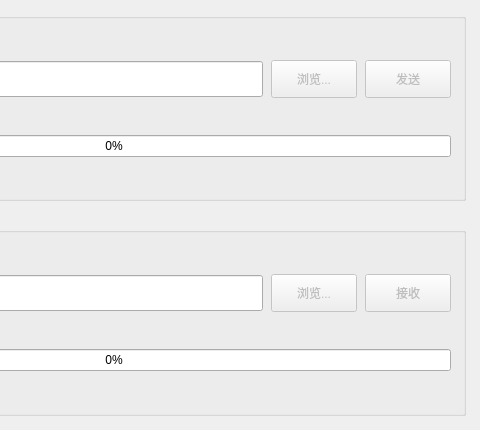
Qt form src/ui/widget.ui (luhuadong/WhYModem) before a commit; both pictures show x 320 to 800 and y 230 to 660 of the 800 by 660 pixel window.
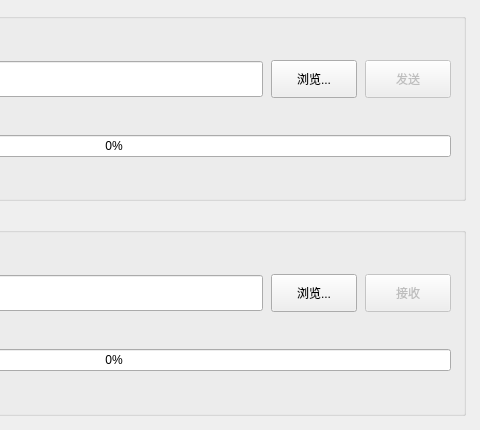
The same form after that commit.

Commit message: fix: file browse depen on serial port open

Patch:
```diff
--- a/src/ui/widget.ui
+++ b/src/ui/widget.ui
@@ -292,7 +292,7 @@
         <item>
          <widget class="QPushButton" name="transmitBrowse">
           <property name="enabled">
-           <bool>false</bool>
+           <bool>true</bool>
           </property>
           <property name="text">
            <string>浏览...</string>
@@ -378,7 +378,7 @@
         <item>
          <widget class="QPushButton" name="receiveBrowse">
           <property name="enabled">
-           <bool>false</bool>
+           <bool>true</bool>
           </property>
           <property name="text">
            <string>浏览...</string>
```
The commit also changes 1 other file.
